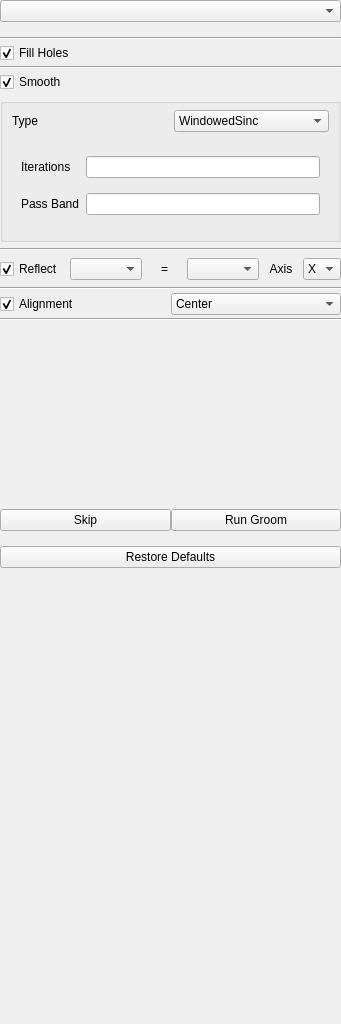
The window that Studio/src/Groom/GroomTool.ui (SCIInstitute/ShapeWorks) describes before a commit, drawn with Qt 5.
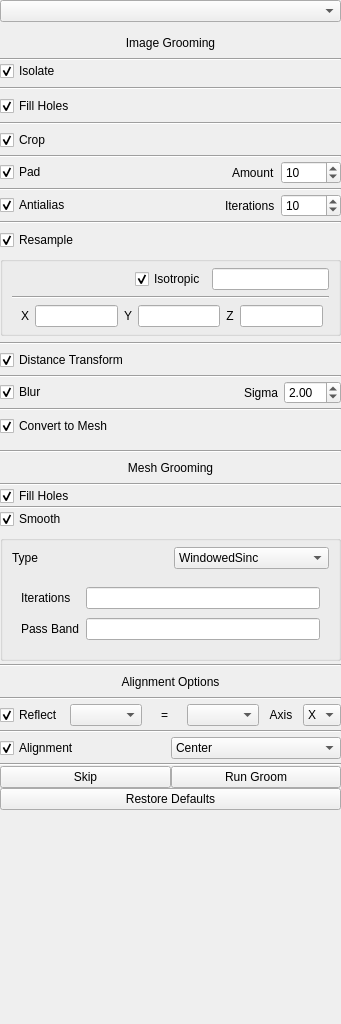
The same window after the commit.

Commit message: Re-organize groom UI to allow for combined pipelines.

What changed in the file:
```diff
--- a/Studio/src/Groom/GroomTool.ui
+++ b/Studio/src/Groom/GroomTool.ui
@@ -14,17 +14,28 @@
    <string>Form</string>
   </property>
   <property name="styleSheet">
-   <string notr="true">
-/*
-QWidget{
+   <string notr="true">/*
+QWidget#mesh_panel{
+background: rgb(255, 0, 127)
+}
+
+QWidget#image_panel{
+background: rgb(255, 0, 127)
+}
+
+QWidget#widget{
 background: rgb(255, 255, 127)
 }
-*/
-</string>
+
+QWidget#alignment_panel{
+background: rgb(12, 255, 127)
+}
+
+*/</string>
   </property>
   <layout class="QVBoxLayout" name="verticalLayout">
    <property name="spacing">
-    <number>15</number>
+    <number>0</number>
    </property>
    <property name="leftMargin">
     <number>0</number>
@@ -42,12 +53,11 @@
     <widget class="QComboBox" name="domain_box"/>
    </item>
    <item>
-    <widget class="QStackedWidget" name="stacked_widget">
-     <property name="currentIndex">
-      <number>1</number>
-     </property>
-     <widget class="QWidget" name="image_page">
-      <layout class="QGridLayout" name="gridLayout">
+    <widget class="QWidget" name="image_panel" native="true">
+     <layout class="QVBoxLayout" name="verticalLayout_6">
+      <property name="spacing">
+       <number>0</number>
+      </property>
        <property name="leftMargin">
         <number>0</number>
        </property>
@@ -57,30 +67,6 @@
        <property name="rightMargin">
         <number>0</number>
        </property>
-       <property name="bottomMargin">
-        <number>0</number>
-       </property>
-       <property name="spacing">
-        <number>0</number>
-       </property>
-       <item row="0" column="0">
-        <layout class="QVBoxLayout" name="verticalLayout_2">
-         <property name="spacing">
-          <number>0</number>
-         </property>
-         <property name="topMargin">
-          <number>0</number>
-         </property>
-         <property name="bottomMargin">
-          <number>0</number>
-         </property>
-         <item>
-          <widget class="Line" name="line_8">
-           <property name="orientation">
-            <enum>Qt::Horizontal</enum>
-           </property>
-          </widget>
-         </item>
          <item>
           <widget class="QWidget" name="isolate_widget" native="true">
            <property name="sizePolicy">
@@ -111,7 +97,7 @@
             <property name="spacing">
              <number>0</number>
             </property>
-            <item row="2" column="0">
+         <item row="3" column="0">
              <widget class="QCheckBox" name="isolate_checkbox">
               <property name="sizePolicy">
                <sizepolicy hsizetype="Minimum" vsizetype="Preferred">
@@ -127,11 +113,34 @@
               </property>
              </widget>
             </item>
+         <item row="2" column="0">
+          <widget class="Line" name="line_16">
+           <property name="orientation">
+            <enum>Qt::Horizontal</enum>
+           </property>
+          </widget>
+         </item>
+         <item row="0" column="0">
+          <widget class="QLabel" name="label_3">
+           <property name="minimumSize">
+            <size>
+             <width>0</width>
+             <height>30</height>
+            </size>
+           </property>
+           <property name="text">
+            <string>Image Grooming</string>
+           </property>
+           <property name="alignment">
+            <set>Qt::AlignCenter</set>
+           </property>
+          </widget>
+         </item>
            </layout>
           </widget>
          </item>
          <item>
-          <widget class="Line" name="line_5">
+       <widget class="Line" name="line_15">
            <property name="orientation">
             <enum>Qt::Horizontal</enum>
            </property>
@@ -187,7 +196,7 @@
           </widget>
          </item>
          <item>
-          <widget class="Line" name="line_15">
+       <widget class="Line" name="line_5">
            <property name="orientation">
             <enum>Qt::Horizontal</enum>
            </property>
@@ -722,21 +731,27 @@
           </widget>
          </item>
          <item>
-          <widget class="Line" name="line_3">
+       <widget class="Line" name="line_12">
            <property name="orientation">
             <enum>Qt::Horizontal</enum>
            </property>
           </widget>
          </item>
          <item>
-          <widget class="QWidget" name="reflect_widget" native="true">
+       <widget class="QWidget" name="convert_mesh_widget" native="true">
+        <property name="sizePolicy">
+         <sizepolicy hsizetype="Preferred" vsizetype="Fixed">
+          <horstretch>0</horstretch>
+          <verstretch>0</verstretch>
+         </sizepolicy>
+        </property>
            <property name="minimumSize">
             <size>
              <width>0</width>
              <height>30</height>
             </size>
            </property>
-           <layout class="QGridLayout" name="gridLayout_20">
+        <layout class="QGridLayout" name="gridLayout_17">
             <property name="leftMargin">
              <number>0</number>
             </property>
@@ -749,80 +764,40 @@
             <property name="bottomMargin">
              <number>0</number>
             </property>
-            <item row="2" column="0">
-             <widget class="QCheckBox" name="reflect_checkbox">
+         <item row="1" column="0">
+          <widget class="QCheckBox" name="convert_mesh_checkbox">
+           <property name="minimumSize">
+            <size>
+             <width>0</width>
+             <height>24</height>
+            </size>
+           </property>
               <property name="text">
-               <string>Reflect</string>
+            <string>Convert to Mesh</string>
               </property>
               <property name="checked">
                <bool>true</bool>
               </property>
              </widget>
             </item>
-            <item row="2" column="5">
-             <widget class="QComboBox" name="reflect_axis">
-              <item>
-               <property name="text">
-                <string>X</string>
-               </property>
-              </item>
-              <item>
-               <property name="text">
-                <string>Y</string>
-               </property>
-              </item>
-              <item>
-               <property name="text">
-                <string>Z</string>
-               </property>
-              </item>
-             </widget>
-            </item>
-            <item row="2" column="1">
-             <widget class="QComboBox" name="reflect_column"/>
-            </item>
-            <item row="2" column="3">
-             <widget class="QComboBox" name="reflect_choice"/>
-            </item>
-            <item row="2" column="4">
-             <widget class="QLabel" name="reflect_on_label">
-              <property name="text">
-               <string>Axis</string>
-              </property>
-              <property name="alignment">
-               <set>Qt::AlignCenter</set>
-              </property>
-             </widget>
-            </item>
-            <item row="2" column="2">
-             <widget class="QLabel" name="reflect_equal">
-              <property name="text">
-               <string>=</string>
-              </property>
-              <property name="alignment">
-               <set>Qt::AlignCenter</set>
-              </property>
-             </widget>
-            </item>
+        </layout>
+       </widget>
+      </item>
            </layout>
           </widget>
          </item>
          <item>
-          <widget class="Line" name="line_27">
-           <property name="orientation">
-            <enum>Qt::Horizontal</enum>
-           </property>
-          </widget>
-         </item>
-         <item>
-          <widget class="QWidget" name="alignment_widget" native="true">
+    <widget class="QWidget" name="mesh_panel" native="true">
            <property name="minimumSize">
             <size>
-             <width>0</width>
-             <height>30</height>
-            </size>
-           </property>
-           <layout class="QGridLayout" name="gridLayout_8">
+       <width>50</width>
+       <height>50</height>
+      </size>
+     </property>
+     <layout class="QVBoxLayout" name="verticalLayout_4">
+      <property name="spacing">
+       <number>0</number>
+      </property>
             <property name="leftMargin">
              <number>0</number>
             </property>
@@ -835,119 +810,30 @@
             <property name="bottomMargin">
              <number>0</number>
             </property>
-            <property name="spacing">
-             <number>0</number>
-            </property>
-            <item row="0" column="0">
-             <widget class="QCheckBox" name="alignment_image_checkbox">
-              <property name="text">
-               <string>Alignment</string>
-              </property>
-              <property name="checked">
-               <bool>true</bool>
-              </property>
-             </widget>
-            </item>
-            <item row="0" column="1">
-             <widget class="QComboBox" name="alignment_box">
               <item>
-               <property name="text">
-                <string>Center</string>
-               </property>
-              </item>
-              <item>
-               <property name="text">
-                <string>Iterative Closest Point</string>
-               </property>
-              </item>
-             </widget>
-            </item>
-           </layout>
-          </widget>
-         </item>
-         <item>
-          <widget class="Line" name="line_7">
+       <widget class="Line" name="line_9">
            <property name="orientation">
             <enum>Qt::Horizontal</enum>
            </property>
           </widget>
          </item>
-        </layout>
-       </item>
-      </layout>
-     </widget>
-     <widget class="QWidget" name="mesh_page">
-      <layout class="QGridLayout" name="gridLayout_2">
-       <property name="leftMargin">
-        <number>0</number>
-       </property>
-       <property name="topMargin">
-        <number>0</number>
-       </property>
-       <property name="rightMargin">
-        <number>0</number>
-       </property>
-       <property name="bottomMargin">
-        <number>0</number>
-       </property>
-       <property name="horizontalSpacing">
-        <number>0</number>
-       </property>
-       <property name="verticalSpacing">
-        <number>3</number>
-       </property>
-       <item row="11" column="0">
-        <widget class="QWidget" name="alignment_mesh_widget" native="true">
+      <item>
+       <widget class="QLabel" name="mesh_label">
          <property name="minimumSize">
           <size>
            <width>0</width>
-           <height>15</height>
-          </size>
-         </property>
-         <layout class="QGridLayout" name="gridLayout_15">
-          <property name="leftMargin">
-           <number>0</number>
-          </property>
-          <property name="topMargin">
-           <number>0</number>
-          </property>
-          <property name="rightMargin">
-           <number>0</number>
-          </property>
-          <property name="bottomMargin">
-           <number>0</number>
-          </property>
-          <property name="spacing">
-           <number>0</number>
-          </property>
-          <item row="0" column="1">
-           <widget class="QComboBox" name="alignment_mesh_box">
-            <item>
+          <height>30</height>
+         </size>
+        </property>
              <property name="text">
-              <string>Center</string>
-             </property>
-            </item>
-            <item>
-             <property name="text">
-              <string>Iterative Closest Point</string>
-             </property>
-            </item>
-           </widget>
-          </item>
-          <item row="0" column="0">
-           <widget class="QCheckBox" name="alignment_mesh_checkbox">
-            <property name="text">
-             <string>Alignment</string>
-            </property>
-            <property name="checked">
-             <bool>true</bool>
-            </property>
-           </widget>
-          </item>
-         </layout>
-        </widget>
-       </item>
-       <item row="3" column="0">
+         <string>Mesh Grooming</string>
+        </property>
+        <property name="alignment">
+         <set>Qt::AlignCenter</set>
+        </property>
+       </widget>
+      </item>
+      <item>
         <widget class="QWidget" name="fill_holes_mesh_widget" native="true">
          <layout class="QGridLayout" name="gridLayout_6">
           <property name="leftMargin">
@@ -965,7 +851,7 @@
           <property name="spacing">
            <number>0</number>
           </property>
-          <item row="1" column="0">
+         <item row="2" column="0">
            <widget class="QCheckBox" name="mesh_fill_holes">
             <property name="text">
              <string>Fill Holes</string>
@@ -975,124 +861,31 @@
             </property>
            </widget>
           </item>
+         <item row="1" column="0">
+          <widget class="Line" name="line_11">
+           <property name="orientation">
+            <enum>Qt::Horizontal</enum>
+           </property>
+          </widget>
+         </item>
          </layout>
         </widget>
        </item>
-       <item row="6" column="0">
+      <item>
         <widget class="Line" name="line_10">
          <property name="orientation">
           <enum>Qt::Horizontal</enum>
          </property>
         </widget>
        </item>
-       <item row="0" column="0">
-        <widget class="Line" name="line_9">
-         <property name="orientation">
-          <enum>Qt::Horizontal</enum>
-         </property>
-        </widget>
-       </item>
-       <item row="13" column="0">
-        <spacer name="verticalSpacer_2">
-         <property name="orientation">
-          <enum>Qt::Vertical</enum>
-         </property>
-         <property name="sizeHint" stdset="0">
-          <size>
-           <width>20</width>
-           <height>40</height>
-          </size>
-         </property>
-        </spacer>
-       </item>
-       <item row="9" column="0">
-        <widget class="QWidget" name="reflect_widget_2" native="true">
-         <property name="minimumSize">
-          <size>
-           <width>0</width>
-           <height>30</height>
-          </size>
-         </property>
-         <layout class="QGridLayout" name="gridLayout_23">
-          <property name="leftMargin">
-           <number>0</number>
-          </property>
-          <property name="topMargin">
-           <number>0</number>
-          </property>
-          <property name="rightMargin">
-           <number>0</number>
-          </property>
-          <property name="bottomMargin">
-           <number>0</number>
-          </property>
-          <item row="0" column="0">
-           <widget class="QCheckBox" name="reflect_checkbox_mesh">
-            <property name="text">
-             <string>Reflect</string>
-            </property>
-            <property name="checked">
-             <bool>true</bool>
-            </property>
-           </widget>
-          </item>
-          <item row="0" column="4">
-           <widget class="QLabel" name="reflect_on_label_mesh">
-            <property name="text">
-             <string>Axis</string>
-            </property>
-            <property name="alignment">
-             <set>Qt::AlignCenter</set>
-            </property>
-           </widget>
-          </item>
-          <item row="0" column="1">
-           <widget class="QComboBox" name="reflect_column_mesh"/>
-          </item>
-          <item row="0" column="2">
-           <widget class="QLabel" name="reflect_equal_mesh">
-            <property name="text">
-             <string>=</string>
-            </property>
-            <property name="alignment">
-             <set>Qt::AlignCenter</set>
-            </property>
-           </widget>
-          </item>
-          <item row="0" column="3">
-           <widget class="QComboBox" name="reflect_choice_mesh"/>
-          </item>
-          <item row="0" column="5">
-           <widget class="QComboBox" name="reflect_axis_mesh">
             <item>
-             <property name="text">
-              <string>X</string>
-             </property>
-            </item>
-            <item>
-             <property name="text">
-              <string>Y</string>
-             </property>
-            </item>
-            <item>
-             <property name="text">
-              <string>Z</string>
-             </property>
-            </item>
-           </widget>
-          </item>
-         </layout>
-        </widget>
-       </item>
-       <item row="10" column="0">
-        <widget class="Line" name="line_35">
-         <property name="orientation">
-          <enum>Qt::Horizontal</enum>
-         </property>
-        </widget>
-       </item>
-       <item row="7" column="0">
         <widget class="QWidget" name="smooth_mesh_widget" native="true">
+        <property name="minimumSize">
+         <size>
+          <width>50</width>
+          <height>50</height>
+         </size>
+        </property>
          <layout class="QGridLayout" name="gridLayout_10">
           <property name="leftMargin">
            <number>0</number>
@@ -1109,7 +902,17 @@
           <property name="spacing">
            <number>6</number>
           </property>
-          <item row="2" column="0">
+         <item row="0" column="0">
+          <widget class="QCheckBox" name="mesh_smooth">
+           <property name="text">
+            <string>Smooth</string>
+           </property>
+           <property name="checked">
+            <bool>true</bool>
+           </property>
+          </widget>
+         </item>
+         <item row="1" column="0">
            <widget class="QGroupBox" name="mesh_smooth_box">
             <property name="font">
              <font>
@@ -1231,35 +1034,205 @@
             </layout>
            </widget>
           </item>
+        </layout>
+       </widget>
+      </item>
+     </layout>
+    </widget>
+   </item>
+   <item>
+    <widget class="QWidget" name="alignment_panel" native="true">
+     <layout class="QVBoxLayout" name="verticalLayout_5">
+      <property name="spacing">
+       <number>0</number>
+      </property>
+      <property name="leftMargin">
+       <number>0</number>
+      </property>
+      <property name="topMargin">
+       <number>0</number>
+      </property>
+      <property name="rightMargin">
+       <number>0</number>
+      </property>
+      <property name="bottomMargin">
+       <number>0</number>
+      </property>
+      <item>
+       <widget class="Line" name="line_35">
+        <property name="orientation">
+         <enum>Qt::Horizontal</enum>
+        </property>
+       </widget>
+      </item>
+      <item>
+       <widget class="QLabel" name="alignment_label">
+        <property name="minimumSize">
+         <size>
+          <width>0</width>
+          <height>30</height>
+         </size>
+        </property>
+        <property name="text">
+         <string>Alignment Options</string>
+        </property>
+        <property name="alignment">
+         <set>Qt::AlignCenter</set>
+        </property>
+       </widget>
+      </item>
+      <item>
+       <widget class="Line" name="line_18">
+        <property name="orientation">
+         <enum>Qt::Horizontal</enum>
+        </property>
+       </widget>
+      </item>
+      <item>
+       <widget class="QWidget" name="reflect_widget" native="true">
+        <property name="minimumSize">
+         <size>
+          <width>0</width>
+          <height>30</height>
+         </size>
+        </property>
+        <layout class="QGridLayout" name="gridLayout_20">
+         <property name="leftMargin">
+          <number>0</number>
+         </property>
+         <property name="topMargin">
+          <number>0</number>
+         </property>
+         <property name="rightMargin">
+          <number>0</number>
+         </property>
+         <property name="bottomMargin">
+          <number>0</number>
+         </property>
+         <item row="2" column="0">
+          <widget class="QCheckBox" name="reflect_checkbox">
+           <property name="text">
+            <string>Reflect</string>
+           </property>
+           <property name="checked">
+            <bool>true</bool>
+           </property>
+          </widget>
+         </item>
+         <item row="2" column="5">
+          <widget class="QComboBox" name="reflect_axis">
+           <item>
+            <property name="text">
+             <string>X</string>
+            </property>
+           </item>
+           <item>
+            <property name="text">
+             <string>Y</string>
+            </property>
+           </item>
+           <item>
+            <property name="text">
+             <string>Z</string>
+            </property>
+           </item>
+          </widget>
+         </item>
+         <item row="2" column="1">
+          <widget class="QComboBox" name="reflect_column"/>
+         </item>
+         <item row="2" column="3">
+          <widget class="QComboBox" name="reflect_choice"/>
+         </item>
+         <item row="2" column="4">
+          <widget class="QLabel" name="reflect_on_label">
+           <property name="text">
+            <string>Axis</string>
+           </property>
+           <property name="alignment">
+            <set>Qt::AlignCenter</set>
+           </property>
+          </widget>
+         </item>
+         <item row="2" column="2">
+          <widget class="QLabel" name="reflect_equal">
+           <property name="text">
+            <string>=</string>
+           </property>
+           <property name="alignment">
+            <set>Qt::AlignCenter</set>
+           </property>
+          </widget>
+         </item>
+        </layout>
+       </widget>
+      </item>
+      <item>
+       <widget class="Line" name="line_27">
+        <property name="orientation">
+         <enum>Qt::Horizontal</enum>
+        </property>
+       </widget>
+      </item>
+      <item>
+       <widget class="QWidget" name="alignment_widget" native="true">
+        <property name="minimumSize">
+         <size>
+          <width>0</width>
+          <height>30</height>
+         </size>
+        </property>
+        <layout class="QGridLayout" name="gridLayout_8">
+         <property name="leftMargin">
+          <number>0</number>
+         </property>
+         <property name="topMargin">
+          <number>0</number>
+         </property>
+         <property name="rightMargin">
+          <number>0</number>
+         </property>
+         <property name="bottomMargin">
+          <number>0</number>
+         </property>
+         <property name="spacing">
+          <number>0</number>
+         </property>
           <item row="0" column="0">
-           <widget class="QCheckBox" name="mesh_smooth">
+          <widget class="QCheckBox" name="alignment_image_checkbox">
             <property name="text">
-             <string>Smooth</string>
+            <string>Alignment</string>
             </property>
             <property name="checked">
              <bool>true</bool>
             </property>
            </widget>
           </item>
-         </layout>
-        </widget>
-       </item>
-       <item row="8" column="0">
-        <widget class="Line" name="line_11">
-         <property name="orientation">
-          <enum>Qt::Horizontal</enum>
-         </property>
-        </widget>
-       </item>
-       <item row="12" column="0">
-        <widget class="Line" name="line_12">
+         <item row="0" column="1">
+          <widget class="QComboBox" name="alignment_box">
+           <item>
+            <property name="text">
+             <string>Center</string>
+            </property>
+           </item>
+           <item>
+            <property name="text">
+             <string>Iterative Closest Point</string>
+            </property>
+           </item>
+          </widget>
+         </item>
+        </layout>
+       </widget>
+      </item>
+      <item>
+       <widget class="Line" name="line_7">
          <property name="orientation">
           <enum>Qt::Horizontal</enum>
          </property>
         </widget>
        </item>
       </layout>
-     </widget>
     </widget>
    </item>
    <item>
```
Left out of the diff: 8 changed lines with no effect on the pictures. Lines whose indentation alone changed are shown as unchanged. The commit also changes 1 other file.
